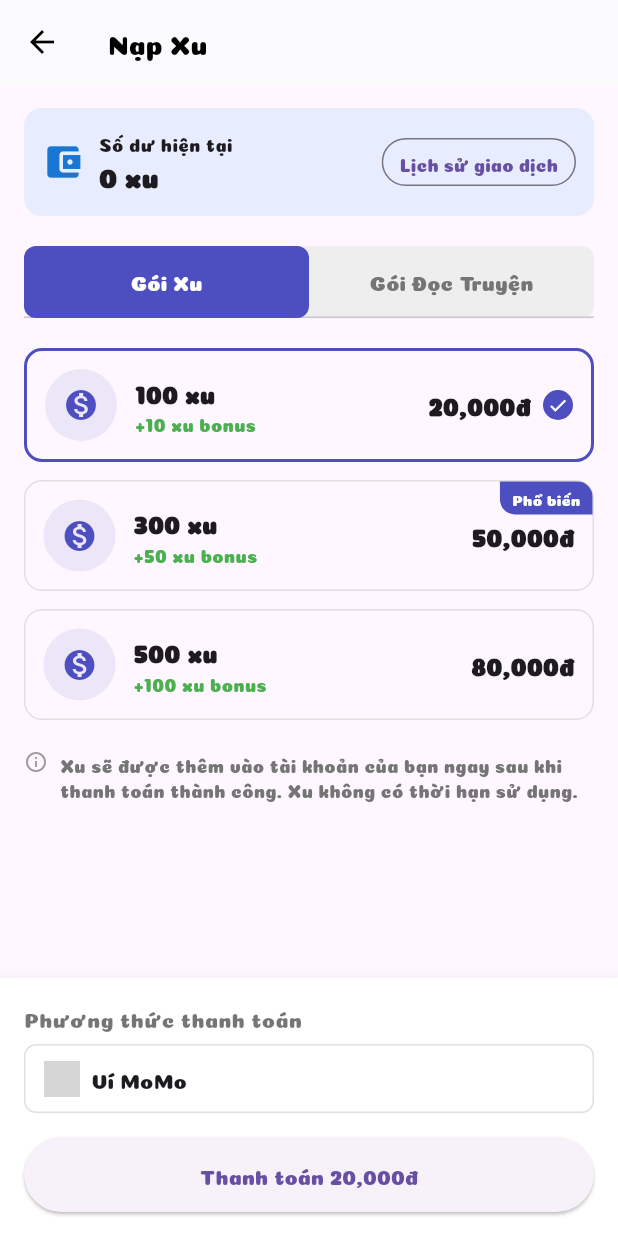
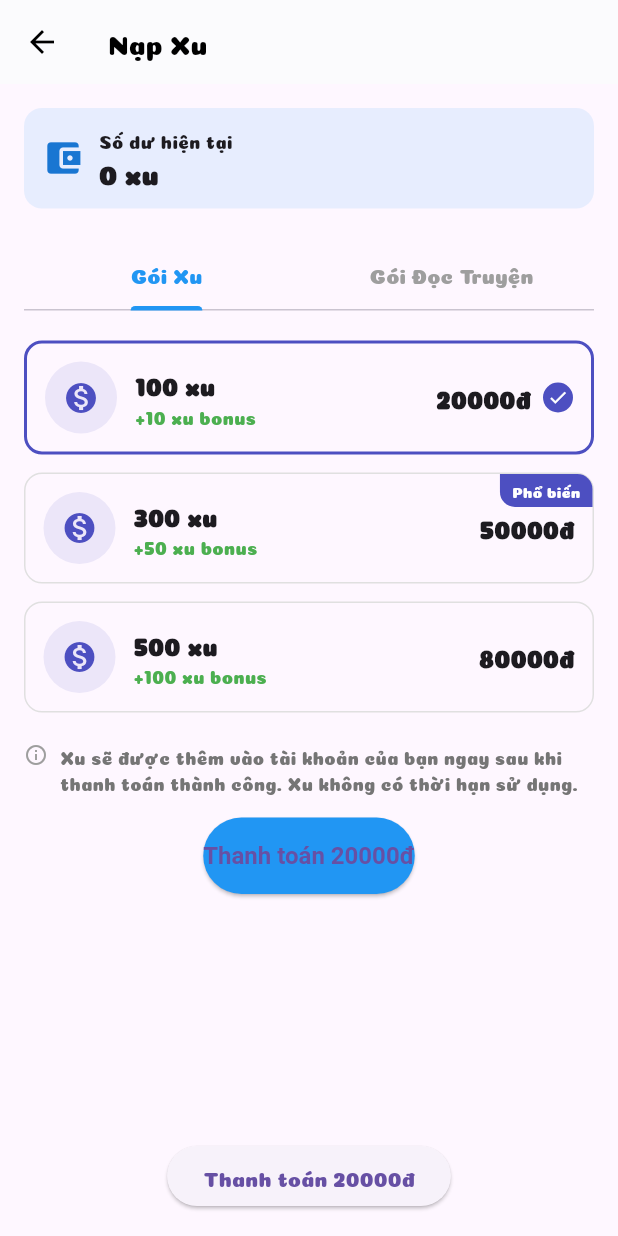
Before and after one commit to thaitrinh2701/rookiescomic_mobile, a Flutter app: the SubscriptionScreen screen opened directly, after a tap on an icon or button, on a phone screen of 412 x 824 dp. Run offline on Flutter 3.47's test engine with Material 3 defaults, Android fonts, the phone set to English and light mode, and no system bars; our stand-ins replace cached_network_image, carousel_slider, firebase_auth, firebase_core, google_sign_in, shared_preferences and 1 more; missing offline and left inert: dart_jsonwebtoken; accounts and stored records are empty; network calls fail; grey boxes are pictures that could not be loaded.

Commit message:
change login, payment momo

```diff
--- a/lib/pages/subscription_page.dart
+++ b/lib/pages/subscription_page.dart
@@ -1,6 +1,11 @@
 import 'package:flutter/material.dart';
+import 'dart:io';
 import 'package:rookiescomic_mobile/widgets/coin_packages.dart';
 import 'package:rookiescomic_mobile/widgets/subscription_plans.dart';
+import 'package:http/http.dart' as http;
+import 'dart:convert';
+import 'package:shared_preferences/shared_preferences.dart';
+import 'package:url_launcher/url_launcher.dart';
 
 class SubscriptionScreen extends StatefulWidget {
   const SubscriptionScreen({Key? key}) : super(key: key);
@@ -13,23 +18,127 @@ class _SubscriptionScreenState extends State<SubscriptionScreen>
     with SingleTickerProviderStateMixin {
   late TabController _tabController;
   int? selectedPackage;
+  String balance = "0 xu";
+  String? userId;
+  String? token;
 
   final List<Map<String, dynamic>> coinPackages = [
-    {"id": 1, "coins": 100, "bonus": 10, "price": "20,000", "popular": false},
-    {"id": 2, "coins": 300, "bonus": 50, "price": "50,000", "popular": true},
-    {"id": 3, "coins": 500, "bonus": 100, "price": "80,000", "popular": false},
+    {"id": 1, "coins": 100, "bonus": 10, "price": "20000", "popular": false},
+    {"id": 2, "coins": 300, "bonus": 50, "price": "50000", "popular": true},
+    {"id": 3, "coins": 500, "bonus": 100, "price": "80000", "popular": false},
   ];
 
   @override
   void initState() {
     super.initState();
     _tabController = TabController(length: 2, vsync: this);
+    _loadUserData();
   }
 
-  @override
-  void dispose() {
-    _tabController.dispose();
-    super.dispose();
+  Future<void> _loadUserData() async {
+    SharedPreferences prefs = await SharedPreferences.getInstance();
+    setState(() {
+      userId = prefs.getString("user_id");
+      token = prefs.getString("backend_token");
+    });
+    // Debug: In ra token và userId để kiểm tra
+  print("DEBUG: userId = $userId");
+  print("DEBUG: token = $token");
+    _fetchBalance();
+  }
+
+  Future<void> _fetchBalance() async {
+    if (userId == null || token == null) return;
+    final response = await http.get(
+      Uri.parse('http://10.0.2.2:8080/users/$userId/balance'),
+      headers: {"Authorization": "Bearer $token"},
+    );
+    if (response.statusCode == 200) {
+      setState(() {
+        balance = "${jsonDecode(response.body)['balance']} xu";
+      });
+    }
+  }
+
+  void buyCoinPackage(String price, String coin) async {
+    if (userId == null || token == null) {
+      showSnackbar("Vui lòng đăng nhập để tiếp tục!");
+      return;
+    }
+
+    // Debug: In ra thông tin giao dịch
+  print("DEBUG: Mua gói xu: $coin xu với giá $price VNĐ cho userId $userId");
+
+    String returnUrl = Platform.isAndroid || Platform.isIOS
+        ? "rookiescomic://momo-payment"
+        : "http://localhost:3000/";
+
+    try {
+      final response = await http.post(
+        Uri.parse('http://10.0.2.2:8080/momo/create'),
+        headers: {
+          "Content-Type": "application/json",
+          "Authorization": "Bearer $token",
+        },
+        body: jsonEncode({
+          "price": price,
+          "coin": coin,
+          "userId": userId,
+          "returnUrl": returnUrl,
+        }),
+      );
+
+
+      if (response.statusCode == 200) {
+        final data = jsonDecode(response.body);
+        String? payUrl = data['payUrl'];
+        if (payUrl != null) {
+            showDialog(
+              context: context,
+              builder: (context) => AlertDialog(
+                title: const Text("Thanh toán MoMo"),
+                content: Column(
+                  mainAxisSize: MainAxisSize.min,
+                  children: [
+                    Image.asset(
+                      "assets/images/vi-momo.jpg",
+                      height: 200,
+                      fit: BoxFit.cover,
+                    ),
+                    const SizedBox(height: 10),
+                    // SelectableText(
+                    //   payUrl,
+                    //   style: const TextStyle(color: Colors.blue),
+                    // ),
+                  ],
+                ),
+                actions: [
+                  TextButton(
+                    onPressed: () => Navigator.pop(context),
+                    child: const Text("Đóng"),
+                  ),
+                  TextButton(
+                    onPressed: () => launchUrl(Uri.parse(payUrl), mode: LaunchMode.externalApplication),
+                    child: const Text("Mở MoMo"),
+                  ),
+                ],
+              ),
+            );
+        } else {
+          showSnackbar("Không thể mở MoMo. Vui lòng thử lại!");
+        }
+      } else {
+        showSnackbar("Lỗi khi tạo đơn hàng. Mã lỗi: ${response.statusCode}");
+      }
+    } catch (e) {
+      showSnackbar("Đã có lỗi xảy ra. Vui lòng thử lại!");
+    }
+  }
+
+  void showSnackbar(String message) {
+    ScaffoldMessenger.of(context).showSnackBar(
+      SnackBar(content: Text(message)),
+    );
   }
 
   @override
@@ -43,10 +152,6 @@ class _SubscriptionScreenState extends State<SubscriptionScreen>
           'Nạp Xu',
           style: TextStyle(fontSize: 18, fontWeight: FontWeight.w500),
         ),
-        leading: IconButton(
-          icon: const Icon(Icons.arrow_back),
-          onPressed: () => Navigator.of(context).pop(),
-        ),
       ),
       body: Column(
         children: [
@@ -58,8 +163,6 @@ class _SubscriptionScreenState extends State<SubscriptionScreen>
                 const SizedBox(height: 20),
                 buildTabBar(),
                 const SizedBox(height: 20),
-
-                // Sử dụng AnimatedBuilder để cập nhật UI khi đổi tab
                 AnimatedBuilder(
                   animation: _tabController,
                   builder: (context, child) {
@@ -72,14 +175,16 @@ class _SubscriptionScreenState extends State<SubscriptionScreen>
                                 selectedPackage = id;
                               });
                             },
+                            onPayment: (price, coins) {
+                              buyCoinPackage(price, coins);
+
+                            },
                           );
                   },
                 ),
               ],
             ),
           ),
-
-          // Footer hiển thị phương thức thanh toán theo từng tab
           AnimatedBuilder(
             animation: _tabController,
             builder: (context, child) {
@@ -93,7 +198,6 @@ class _SubscriptionScreenState extends State<SubscriptionScreen>
     );
   }
 
-  /// **Hiển thị số dư xu của user**
   Widget buildBalanceSection() {
     return Container(
       padding: const EdgeInsets.all(12.0),
@@ -102,155 +206,60 @@ class _SubscriptionScreenState extends State<SubscriptionScreen>
         borderRadius: BorderRadius.circular(12),
       ),
       child: Row(
-        mainAxisAlignment: MainAxisAlignment.spaceBetween,
         children: [
-          Row(
-            children: [
-              Icon(
-                Icons.account_balance_wallet,
-                color: Colors.blue[700],
-                size: 28,
-              ),
+          Icon(Icons.account_balance_wallet, color: Colors.blue[700], size: 28),
           const SizedBox(width: 10),
           Column(
             crossAxisAlignment: CrossAxisAlignment.start,
             children: [
-                  const Text(
-                    'Số dư hiện tại',
-                    style: TextStyle(fontSize: 12, fontWeight: FontWeight.w500),
-                  ),
-                  Text(
-                    '0 xu', // TODO: Lấy số dư từ API
-                    style: const TextStyle(
-                      fontSize: 18,
-                      fontWeight: FontWeight.bold,
-                    ),
-                  ),
+              const Text('Số dư hiện tại', style: TextStyle(fontSize: 12, fontWeight: FontWeight.w500)),
+              Text(balance, style: const TextStyle(fontSize: 18, fontWeight: FontWeight.bold)),
             ],
-              ),
-            ],
-          ),
-          OutlinedButton(
-            onPressed: () {
-              // TODO: Mở lịch sử giao dịch
-            },
-            style: OutlinedButton.styleFrom(
-              minimumSize: const Size(40, 32),
-              padding: const EdgeInsets.symmetric(horizontal: 12),
-            ),
-            child: const Text(
-              'Lịch sử giao dịch',
-              style: TextStyle(fontSize: 12),
-            ),
           ),
         ],
       ),
     );
   }
 
-  /// **Tab điều hướng giữa Gói Xu và Gói Đọc Truyện**
   Widget buildTabBar() {
+    return TabBar(
+      controller: _tabController,
+      indicatorColor: Colors.blue,
+      labelColor: Colors.blue,
+      unselectedLabelColor: Colors.grey,
+      tabs: const [Tab(text: 'Gói Xu'), Tab(text: 'Gói Đọc Truyện')],
+    );
+  }
+
+  Widget buildPaymentForCoins() {
+  final selectedPkg = coinPackages.firstWhere(
+    (p) => p["id"] == selectedPackage,
+    orElse: () => {"price": null, "coins": null},
+  );
+
   return Container(
-      decoration: BoxDecoration(
-        color: Colors.grey[200],
-        borderRadius: BorderRadius.circular(8),
-      ),
-      child: TabBar(
-        controller: _tabController,
-        indicator: BoxDecoration(
-          borderRadius: BorderRadius.circular(8),
-          color: Color(0xFF4D4FC1),
-        ),
-        indicatorSize: TabBarIndicatorSize.tab, // Fix kích thước indicator
-        splashFactory: NoSplash.splashFactory, // Tắt hiệu ứng nhấp chuột
-        labelColor: Colors.white, // Chữ đậm hơn khi chọn
-        unselectedLabelColor: Colors.grey[600], // Chữ mờ hơn khi không chọn
-        tabs: const [Tab(text: 'Gói Xu'), Tab(text: 'Gói Đọc Truyện')],
+    padding: const EdgeInsets.all(16),
+    child: ElevatedButton(
+      onPressed: selectedPkg["price"] != null
+          ? () => buyCoinPackage(
+              selectedPkg["price"].toString(),
+              selectedPkg["coins"].toString(),
+            )
+          : null,
+      child: Text(selectedPkg["price"] != null
+          ? 'Thanh toán ${selectedPkg["price"]}đ'
+          : 'Chọn gói để thanh toán'),
     ),
   );
 }
 
-  /// **Thanh toán MoMo cho Gói Xu**
-  Widget buildPaymentForCoins() {
-    final selectedPkg = coinPackages.firstWhere(
-      (p) => p["id"] == selectedPackage,
-      orElse: () => {"price": null},
-    );
 
-    return Container(
-      padding: const EdgeInsets.all(16),
-      decoration: BoxDecoration(
-        color: Colors.white,
-        boxShadow: [
-          BoxShadow(
-            color: Colors.grey.withOpacity(0.1),
-            blurRadius: 4,
-            offset: const Offset(0, -2),
-          ),
-        ],
-      ),
-      child: Column(
-        crossAxisAlignment: CrossAxisAlignment.start,
-        children: [
-          const Text(
-            'Phương thức thanh toán',
-            style: TextStyle(fontSize: 14, color: Colors.black54),
-          ),
-          const SizedBox(height: 8),
-          Container(
-            padding: const EdgeInsets.symmetric(horizontal: 12, vertical: 10),
-            decoration: BoxDecoration(
-              border: Border.all(color: Colors.grey.shade300),
-              borderRadius: BorderRadius.circular(8),
-            ),
-            child: Row(
-              children: [
-                Image.network(
-                  'https://upload.wikimedia.org/wikipedia/vi/f/fe/MoMo_Logo.png',
-                  height: 24,
-                  width: 24,
-                ),
-                const SizedBox(width: 8),
-                const Text('Ví MoMo', style: TextStyle(fontSize: 14)),
-              ],
-            ),
-          ),
-          const SizedBox(height: 16),
-          SizedBox(
-            width: double.infinity,
-            height: 50,
-            child: ElevatedButton(
-              onPressed: selectedPkg["price"] != null ? () {} : null,
-              child: Text(
-                selectedPkg["price"] != null
-                    ? 'Thanh toán ${selectedPkg["price"]}đ'
-                    : 'Chọn gói để thanh toán',
-              ),
-            ),
-          ),
-        ],
-      ),
-    );
-  }
-
-  /// **Thanh toán bằng Xu cho Gói Đọc Truyện**
   Widget buildPaymentForSubscription() {
     return Container(
       padding: const EdgeInsets.all(16),
-      child: Column(
-        children: [
-          const SizedBox(height: 20), // Tạo khoảng cách
-          SizedBox(
-            width: double.infinity,
-            height: 50,
       child: ElevatedButton(
-              onPressed: () {
-                // TODO: Xử lý thanh toán bằng Xu ảo
-              },
+        onPressed: () {},
         child: const Text('Thanh toán bằng Xu ảo'),
-            ),
-          ),
-        ],
       ),
     );
   }
--- a/lib/widgets/coin_packages.dart
+++ b/lib/widgets/coin_packages.dart
@@ -2,11 +2,13 @@ import 'package:flutter/material.dart';
 
 class CoinPackages extends StatefulWidget {
   final Function(int) onSelected;
+  final Function(String, String) onPayment; // Thêm hàm xử lý thanh toán
   final List<Map<String, dynamic>> coinPackages;
 
   const CoinPackages({
     Key? key,
     required this.onSelected,
+    required this.onPayment,
     required this.coinPackages,
   }) : super(key: key);
 
@@ -33,10 +35,9 @@ class _CoinPackagesState extends State<CoinPackages> {
               margin: const EdgeInsets.only(bottom: 12),
               decoration: BoxDecoration(
                 border: Border.all(
-                  color:
-                      selectedPackage == pkg["id"]
-                          ? Color(0xFF4D4FC1)
-                          : Colors.grey.shade300,
+                  color: selectedPackage == pkg["id"]
+                      ? Color(0xFF4D4FC1)
+                      : Colors.grey.shade300,
                   width: selectedPackage == pkg["id"] ? 2 : 1,
                 ),
                 borderRadius: BorderRadius.circular(12),
@@ -155,6 +156,29 @@ class _CoinPackagesState extends State<CoinPackages> {
             ),
           ],
         ),
+        const SizedBox(height: 16),
+
+        /// Nút Thanh toán ở cuối màn hình
+        ElevatedButton(
+          onPressed: selectedPackage != null
+              ? () {
+                  final selectedPkg = widget.coinPackages.firstWhere(
+                      (pkg) => pkg["id"] == selectedPackage);
+                  widget.onPayment(
+                    selectedPkg["price"].toString(),
+                    selectedPkg["coins"].toString(),
+                  ); // Gọi hàm thanh toán
+                }
+              : null,
+          style: ElevatedButton.styleFrom(
+            backgroundColor: selectedPackage != null ? Colors.blue : Colors.grey,
+            padding: const EdgeInsets.symmetric(vertical: 16),
+            textStyle: const TextStyle(fontSize: 16, fontWeight: FontWeight.bold),
+          ),
+          child: Text(selectedPackage != null
+              ? 'Thanh toán ${widget.coinPackages.firstWhere((pkg) => pkg["id"] == selectedPackage)["price"]}đ'
+              : 'Chọn gói xu'),
+        ),
       ],
     );
   }
--- a/pubspec.yaml
+++ b/pubspec.yaml
@@ -40,6 +40,8 @@ dependencies:
   smooth_page_indicator: ^1.1.0
   cached_network_image: ^3.3.0
   shared_preferences: ^2.5.2
+  url_launcher: ^6.3.1
+  dart_jsonwebtoken: ^3.2.0
 
 dev_dependencies:
   flutter_test:
```
Also changed, not shown: lib/apis/google_signin.dart (+48 -7 lines), assets/images/vi-momo.jpg (added), pubspec.lock, 5 other files. Lines whose indentation alone changed are shown as unchanged.
